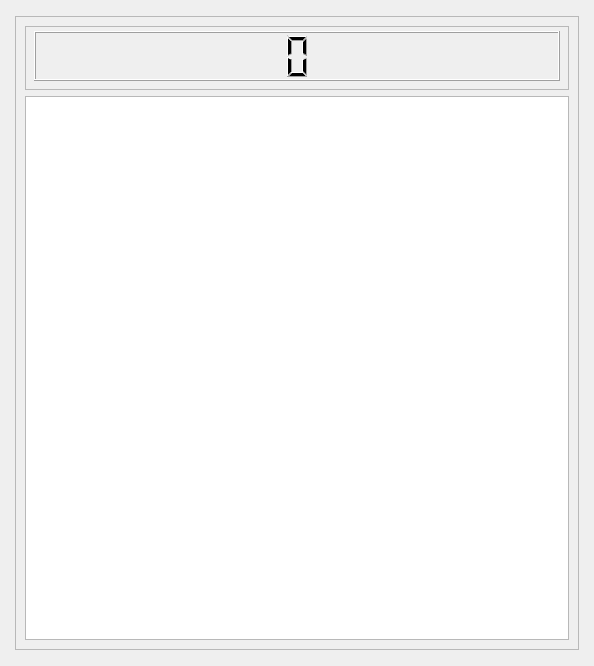
Qt form logdoctor/games/snake.ui (elB4RTO/LogDoctor) before a commit.
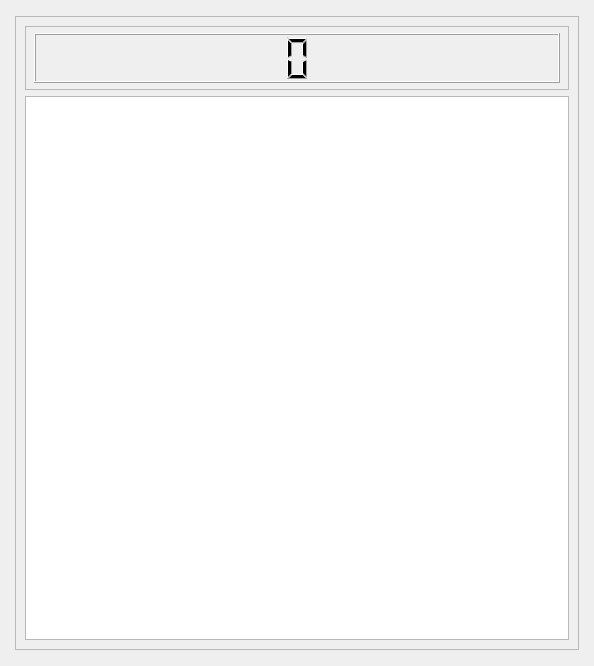
The same form after that commit. The open tabs and pages were chosen to show the change. Icons and pictures are not drawn.

Commit message: Fixed Snake score position

The edit to the form file:
```diff
--- a/logdoctor/games/snake.ui
+++ b/logdoctor/games/snake.ui
@@ -234,13 +234,13 @@
            <number>8</number>
           </property>
           <property name="topMargin">
-           <number>4</number>
+           <number>6</number>
           </property>
           <property name="rightMargin">
            <number>8</number>
           </property>
           <property name="bottomMargin">
-           <number>8</number>
+           <number>6</number>
           </property>
           <item>
            <widget class="QLCDNumber" name="lcd_Score">
```
